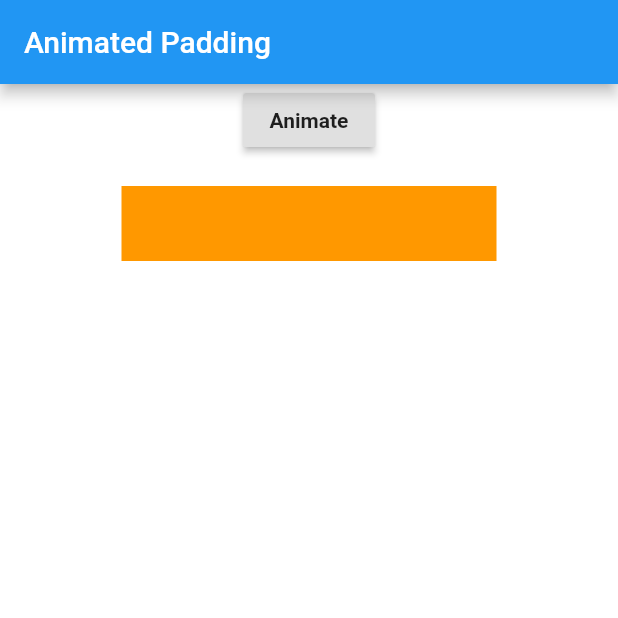
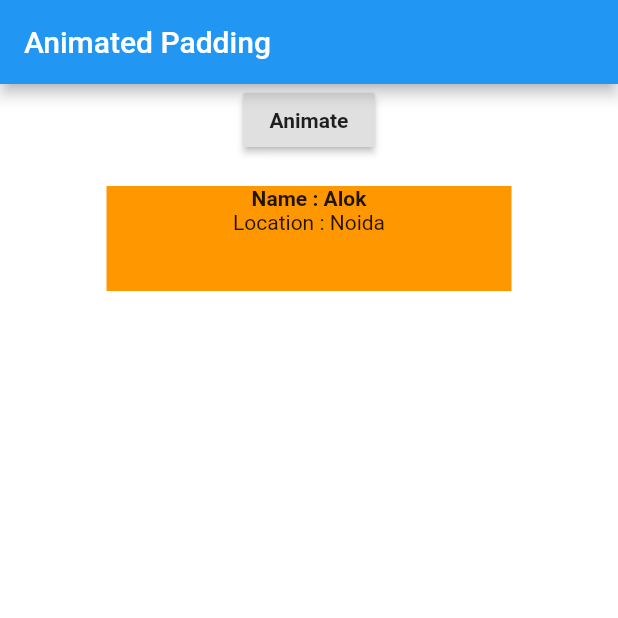
Before and after one commit to flutterflytech/flutter-canvas, a Flutter app: the ImpliciteAnimationUI screen opened directly, on a phone screen of 412 x 824 dp, the top half of it. Run offline on Flutter 3.47's test engine with Material 2 defaults, Android fonts, the phone set to English and light mode, and no system bars; our stand-ins replace fluttertoast.

Commit message:
Code refactored

```diff
--- a/lib/animatedcanvas/impliciteanimations/ImpliciteAnimation.dart
+++ b/lib/animatedcanvas/impliciteanimations/ImpliciteAnimation.dart
@@ -66,11 +66,20 @@ class _ImpliciteAnimationUIState extends State<ImpliciteAnimationUI> {
               duration: Duration(seconds: 2),
               curve: Curves.linear,
               child: Container(
-                height: 50,
-                width: 250,
+                height: 70,
+                width: 270,
                 color: Colors.orange,
+                child: Column(
+                  children: [
+                    Text(
+                      "Name : Alok",
+                      style: TextStyle(fontWeight: FontWeight.bold),
+                    ),
+                    Text("Location : Noida"),
+                  ],
+                ),
               ),
-            )
+            ),
           ],
         ),
       ),
```
